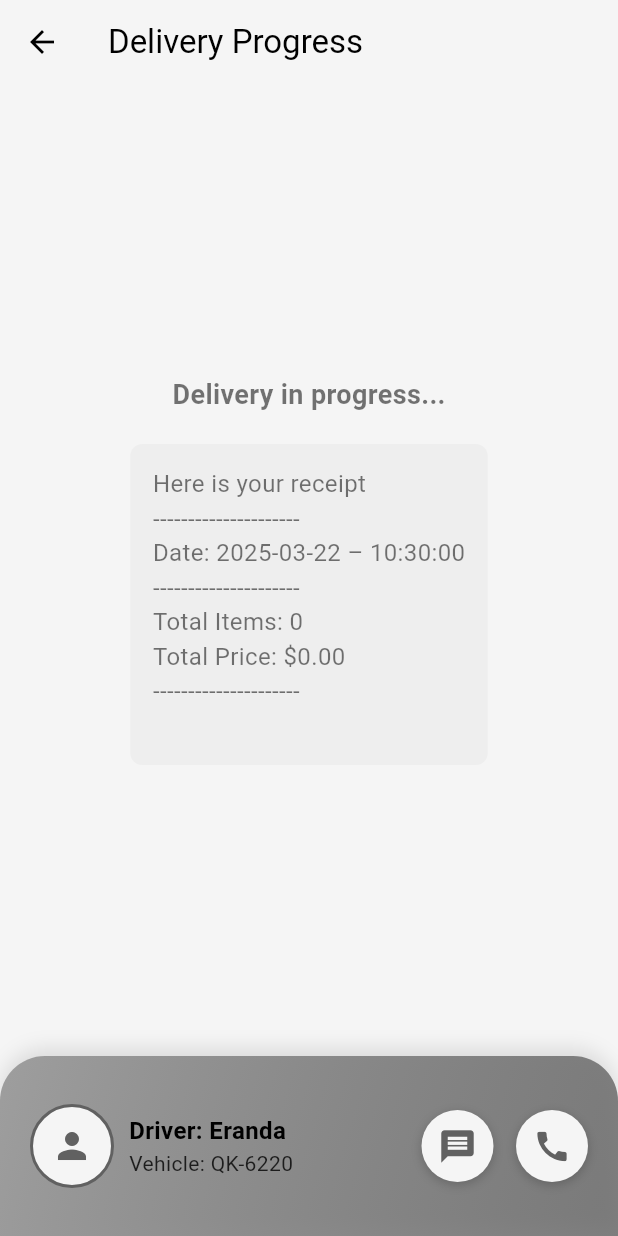
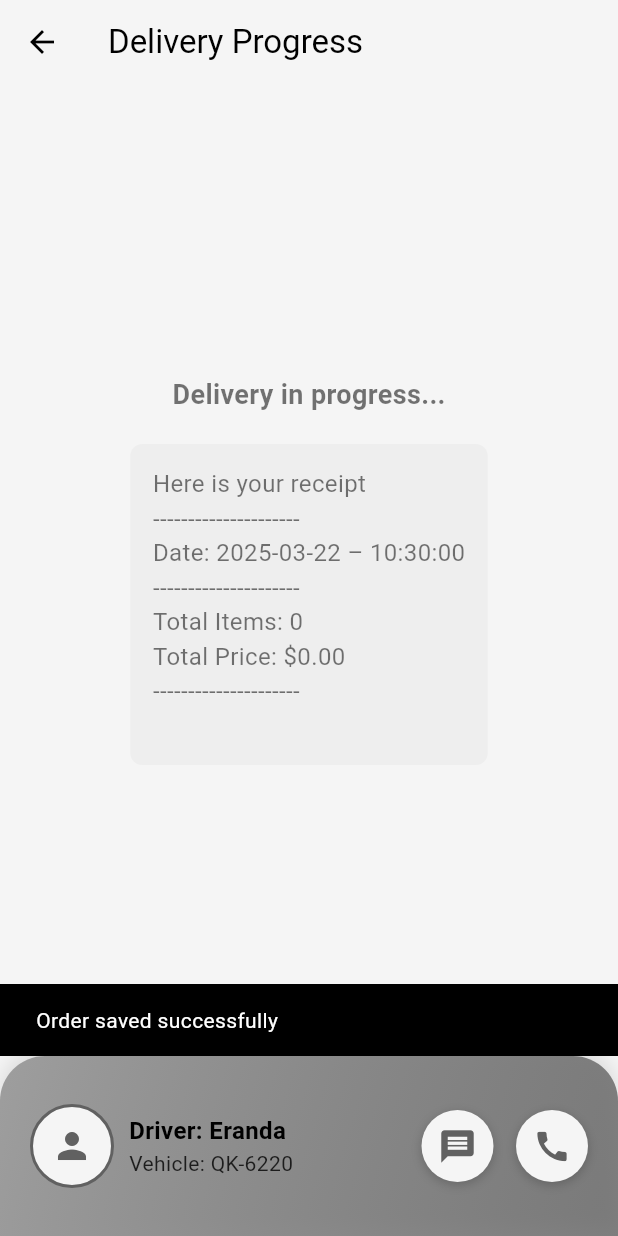
Before and after one commit to ErandaRandikaRox/Food_Dlivery_App_In_Flutter, a Flutter app: the DeliveryProgressPage screen opened directly, on a phone screen of 412 x 824 dp. Run offline on Flutter 3.47's test engine with Material 3 defaults, Android fonts, the phone set to English and light mode, and no system bars; our stand-ins replace cloud_firestore, firebase_auth, firebase_core, flutter_credit_card; accounts and stored records are empty; network calls fail.

```diff
--- a/food_delivery_app/lib/components/my_drawer.dart
+++ b/food_delivery_app/lib/components/my_drawer.dart
@@ -1,11 +1,15 @@
 import 'package:flutter/material.dart';
 import 'package:food_delivery_app/components/my_drawer_tile.dart';
 import 'package:food_delivery_app/pages/setting_page.dart';
+import 'package:food_delivery_app/services/auth/auth_services.dart';
 
 class MyDrawer extends StatelessWidget {
   const MyDrawer({super.key});
 
-  void logOut() async {}
+  void logOut() async {
+    final authservices = AuthServices();
+    await authservices.signOut();
+  }
 
   @override
   Widget build(BuildContext context) {
--- a/food_delivery_app/lib/pages/delivery_progress_page.dart
+++ b/food_delivery_app/lib/pages/delivery_progress_page.dart
@@ -1,10 +1,46 @@
+import 'package:cloud_firestore/cloud_firestore.dart';
 import 'package:flutter/material.dart';
 import 'package:food_delivery_app/models/resturant.dart';
+import 'package:food_delivery_app/services/database/fireStore.dart';
 import 'package:provider/provider.dart';
 import 'package:food_delivery_app/components/my_recept.dart';
 
-class DeliveryProgressPage extends StatelessWidget {
+class DeliveryProgressPage extends StatefulWidget {
   const DeliveryProgressPage({super.key});
+
+  @override
+  State<DeliveryProgressPage> createState() => _DeliveryProgressPageState();
+}
+
+class _DeliveryProgressPageState extends State<DeliveryProgressPage> {
+  final FirestoreService firestoreService = FirestoreService();
+  bool _isSaving = false;
+
+  @override
+  void initState() {
+    super.initState();
+    // Submit order to Firebase after the first frame is built
+    WidgetsBinding.instance.addPostFrameCallback((_) async {
+      setState(() => _isSaving = true);
+      try {
+        String receipt = context.read<Restaurant>().displayReceipt();
+        await firestoreService.saveOrderToDatabase(receipt);
+        if (mounted) {
+          ScaffoldMessenger.of(context).showSnackBar(
+            const SnackBar(content: Text('Order saved successfully')),
+          );
+        }
+      } catch (e) {
+        if (mounted) {
+          ScaffoldMessenger.of(context).showSnackBar(
+            SnackBar(content: Text('Failed to save order: $e')),
+          );
+        }
+      } finally {
+        if (mounted) setState(() => _isSaving = false);
+      }
+    });
+  }
 
   @override
   Widget build(BuildContext context) {
@@ -12,14 +48,16 @@ class DeliveryProgressPage extends StatelessWidget {
       appBar: AppBar(
         title: const Text("Delivery Progress"),
         backgroundColor: Colors.transparent,
-        elevation: 0, // Remove shadow for a cleaner look
+        elevation: 0,
       ),
       bottomNavigationBar: _buildBottomNavigationBar(context),
-      body: Consumer<Restaurant>(
+      body: _isSaving
+          ? const Center(child: CircularProgressIndicator())
+          : Consumer<Restaurant>(
               builder: (context, restaurant, child) {
                 return const Column(
                   children: [
-              Expanded(child: MyReceipt()), // Prevent overflow
+                    Expanded(child: MyReceipt()),
                   ],
                 );
               },
@@ -29,7 +67,7 @@ class DeliveryProgressPage extends StatelessWidget {
 
   Widget _buildBottomNavigationBar(BuildContext context) {
     return Container(
-      height: 120, // Slightly taller for better presence
+      height: 120,
       decoration: BoxDecoration(
         gradient: LinearGradient(
           colors: [
@@ -56,7 +94,6 @@ class DeliveryProgressPage extends StatelessWidget {
         mainAxisAlignment: MainAxisAlignment.spaceBetween,
         crossAxisAlignment: CrossAxisAlignment.center,
         children: [
-          // Driver Info with Avatar
           Row(
             children: [
               Container(
@@ -70,9 +107,7 @@ class DeliveryProgressPage extends StatelessWidget {
                   ),
                 ),
                 child: IconButton(
-                  onPressed: () {
-                    // Add driver profile action
-                  },
+                  onPressed: () {},
                   icon: const Icon(Icons.person, size: 28),
                   color: Theme.of(context).colorScheme.primary,
                 ),
@@ -104,23 +139,18 @@ class DeliveryProgressPage extends StatelessWidget {
               ),
             ],
           ),
-          // Action Buttons
           Row(
             children: [
               _buildActionButton(
                 context: context,
                 icon: Icons.message,
-                onPressed: () {
-                  // Add message action
-                },
+                onPressed: () {},
               ),
               const SizedBox(width: 15),
               _buildActionButton(
                 context: context,
                 icon: Icons.call,
-                onPressed: () {
-                  // Add call action
-                },
+                onPressed: () {},
               ),
             ],
           ),
--- /dev/null
+++ b/food_delivery_app/lib/services/database/fireStore.dart
@@ -0,0 +1,21 @@
+import 'package:cloud_firestore/cloud_firestore.dart';
+
+class FirestoreService {
+  final CollectionReference orders = FirebaseFirestore.instance.collection('orders');
+
+  Future<void> saveOrderToDatabase(String receipt) async {
+    try {
+      await orders.add({
+        'order': receipt, // Match your naming convention
+        'date': DateTime.now(), // Client-side timestamp
+        'timestamp': FieldValue.serverTimestamp(), // Server-side timestamp
+        'userId': 'some-user-id', // Replace with actual user ID
+        'status': 'in_progress',
+      });
+      print('Order saved successfully to Firestore');
+    } catch (e) {
+      print('Failed to save order: $e');
+      rethrow; // Allow the caller to handle the error
+    }
+  }
+}
--- a/food_delivery_app/pubspec.yaml
+++ b/food_delivery_app/pubspec.yaml
@@ -17,6 +17,7 @@ dependencies:
   firebase_core: ^3.12.1
   firebase_auth: ^5.5.1
   flutter_stripe: ^11.4.0
+  cloud_firestore: ^5.6.5
 
 dev_dependencies:
   flutter_test:
```
Also changed, not shown: food_delivery_app/lib/components/MyCartTile.dart (+4 -5 lines), food_delivery_app/lib/components/my_tab_bar.dart (+69 -6 lines), food_delivery_app/lib/pages/loging_page.dart (+25 -13 lines), food_delivery_app/pubspec.lock, 3 other files. Lines whose indentation alone changed are shown as unchanged.
